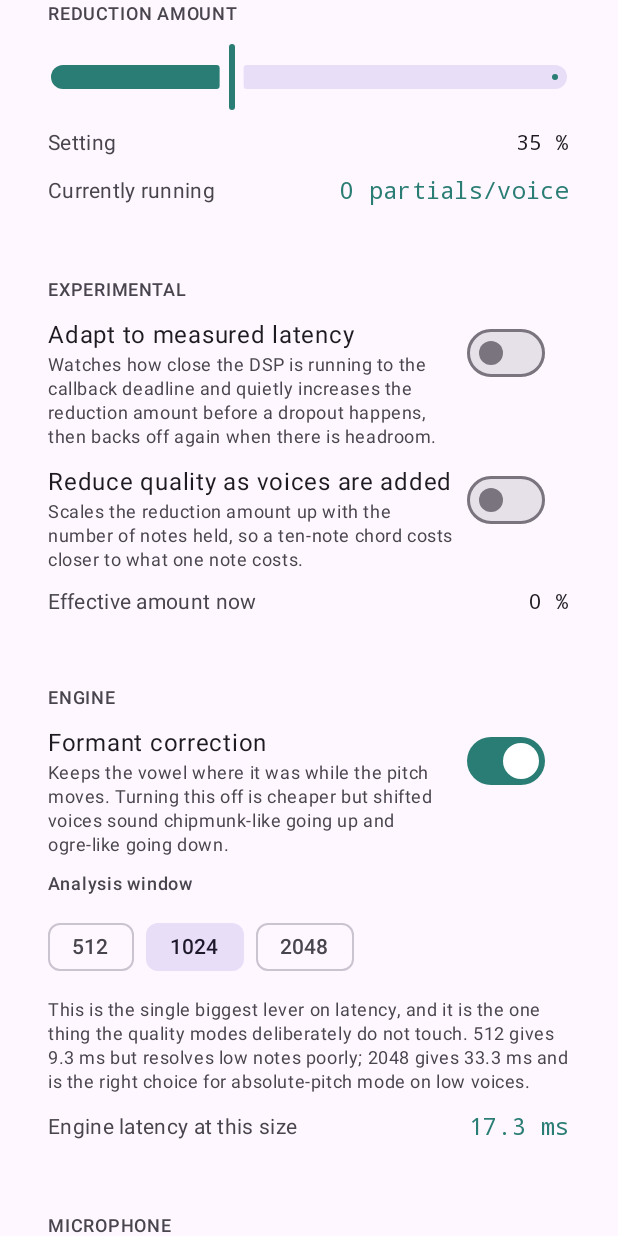
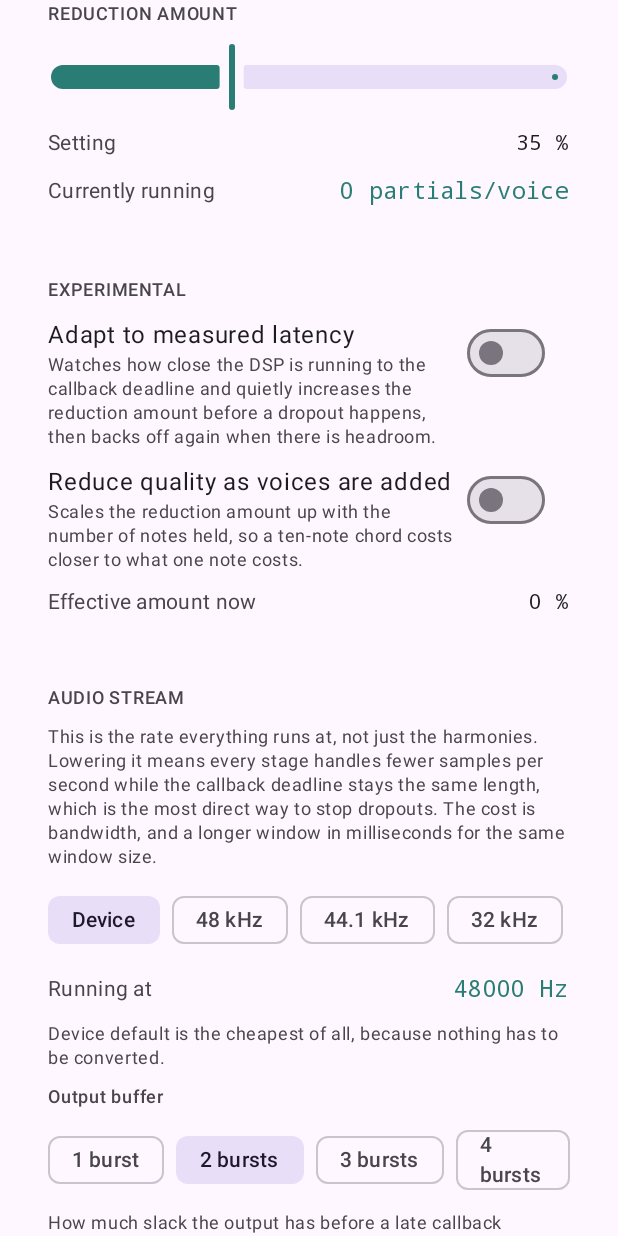
Before and after one commit to dylancleverdon/harmonizer-app, an Android app built with Jetpack Compose: the composable SettingsScreen shown on its own in the app's theme, scrolled down 576 dp, on a phone screen of 412 x 824 dp. Run offline under Robolectric (Android 15) with nearby library versions, the phone set to English and light mode, and no system bars; 1 statement that could not run was skipped.

Commit message:
Make the audio stream rate and output buffer adjustable
The existing sample-rate quality mode only lowered the internal rate of the wet
path; the streams still ran at the device rate and were resampled back up, so it
reduced DSP work but did nothing for the I/O or the callback deadline.

Adds two controls over the stream itself:

- Stream rate (device default, 48/44.1/32/24/16 kHz). Everything runs at this
  rate, so every stage handles proportionally fewer samples per second while the
  burst stays the same length in milliseconds. Device default asks for nothing
  and converts nothing, so it remains the cheapest option.
- Output buffer, 1 to 4 bursts. Previously hardcoded at two. This is the direct
  trade of milliseconds against tolerance for a late callback, and the first
  thing to reach for when a big chord crackles.

Both are baked into the open streams, so changing either reopens them.

A lower stream rate makes a fixed-size analysis window last proportionally
longer, which the previous UI could not compensate for because it only offered
windows down to 512. The engine already supported 256, so that is now
selectable: 5.3 ms at 48 kHz, and enough to hold latency steady when the rate is
halved. The latency figures in Settings were hardcoded to 48 kHz and would have
been off by double at 24 kHz; they now follow the rate actually running, and the
screen says when the window and the rate are working against each other.

Tested across every selectable rate, at the smallest window, and at the corner
where 16 kHz meets maximum internal reduction. 80 checks passing.

Co-Authored-By: Claude Opus 5 <noreply@anthropic.com>
Claude-Session: https://claude.ai/code/session_01MmR3N2fH3142is8awWNKCQ

```diff
--- a/app/src/main/java/com/dylan/harmonizer/ui/SettingsScreen.kt
+++ b/app/src/main/java/com/dylan/harmonizer/ui/SettingsScreen.kt
@@ -1,6 +1,7 @@
 package com.dylan.harmonizer.ui
 
 import androidx.compose.foundation.clickable
+import androidx.compose.foundation.horizontalScroll
 import androidx.compose.foundation.layout.Arrangement
 import androidx.compose.foundation.layout.Column
 import androidx.compose.foundation.layout.Row
@@ -25,11 +26,14 @@ import androidx.compose.ui.unit.dp
 import com.dylan.harmonizer.HarmonizerViewModel
 import com.dylan.harmonizer.NativeBridge
 import com.dylan.harmonizer.QualityMode
+import com.dylan.harmonizer.StreamRate
 
 @Composable
 fun SettingsScreen(vm: HarmonizerViewModel, onBack: () -> Unit) {
     val settings by vm.settings.collectAsState()
     val metrics by vm.metrics.collectAsState()
+    // Fall back to 48 kHz for the previews before a stream has ever been opened.
+    val rate = if (metrics.sampleRate > 0) metrics.sampleRate else 48000
 
     Column(
         Modifier
@@ -102,6 +106,96 @@ fun SettingsScreen(vm: HarmonizerViewModel, onBack: () -> Unit) {
             StatRow("Effective amount now", "${(metrics.effectiveQuality * 100).toInt()} %")
         }
 
+        // --- the audio stream itself, as opposed to the wet path ------------
+        SectionCard("Audio stream") {
+            Text(
+                "This is the rate everything runs at, not just the harmonies. Lowering it " +
+                    "means every stage handles fewer samples per second while the callback " +
+                    "deadline stays the same length, which is the most direct way to stop " +
+                    "dropouts. The cost is bandwidth, and a longer window in milliseconds " +
+                    "for the same window size.",
+                style = MaterialTheme.typography.bodySmall,
+                color = MaterialTheme.colorScheme.onSurfaceVariant
+            )
+            Row(
+                Modifier.horizontalScroll(rememberScrollState()),
+                horizontalArrangement = Arrangement.spacedBy(8.dp)
+            ) {
+                StreamRate.entries.forEach { option ->
+                    FilterChip(
+                        selected = settings.streamRate == option,
+                        onClick = { vm.update { it.copy(streamRate = option) } },
+                        label = { Text(option.title) }
+                    )
+                }
+            }
+            StatRow(
+                "Running at",
+                if (metrics.sampleRate > 0) "${metrics.sampleRate} Hz" else "--",
+                emphasis = true
+            )
+            if (settings.streamRate != StreamRate.DEVICE &&
+                metrics.sampleRate > 0 && metrics.sampleRate != settings.streamRate.hz
+            ) {
+                Text(
+                    "The device would not open at ${settings.streamRate.hz} Hz, so it is " +
+                        "running at ${metrics.sampleRate} Hz instead.",
+                    style = MaterialTheme.typography.bodySmall,
+                    color = MaterialTheme.colorScheme.tertiary
+                )
+            }
+            Text(
+                "Device default is the cheapest of all, because nothing has to be converted.",
+                style = MaterialTheme.typography.bodySmall,
+                color = MaterialTheme.colorScheme.onSurfaceVariant
+            )
+
+            Text(
+                "Output buffer",
+                style = MaterialTheme.typography.labelMedium,
+                color = MaterialTheme.colorScheme.onSurfaceVariant
+            )
+            Row(horizontalArrangement = Arrangement.spacedBy(8.dp)) {
+                listOf(1, 2, 3, 4).forEach { n ->
+                    FilterChip(
+                        selected = settings.bufferBursts == n,
+                        onClick = { vm.update { it.copy(bufferBursts = n) } },
+                        label = { Text(if (n == 1) "1 burst" else "$n bursts") }
+                    )
+                }
+            }
+            Text(
+                "How much slack the output has before a late callback becomes an audible " +
+                    "gap. 1 is the tightest and the least forgiving; raise it if you hear " +
+                    "crackle under a big chord. Each burst costs about " +
+                    (if (metrics.burstFrames > 0 && metrics.sampleRate > 0)
+                        "%.1f ms".format(metrics.burstFrames * 1000f / metrics.sampleRate)
+                     else "one burst") + " of latency.",
+                style = MaterialTheme.typography.bodySmall,
+                color = MaterialTheme.colorScheme.onSurfaceVariant
+            )
+            StatRow(
+                "Buffer / burst",
+                if (metrics.burstFrames > 0)
+                    "${metrics.bufferFrames} / ${metrics.burstFrames} frames"
+                else "--"
+            )
+            StatRow("Dropouts since start", metrics.xRuns.toString())
+            if (metrics.xRuns > 0) {
+                Text(
+                    "Dropouts are being counted. Raise the buffer, lower the stream rate, or " +
+                        "push the reduction amount up until this stops climbing.",
+                    style = MaterialTheme.typography.bodySmall,
+                    color = MaterialTheme.colorScheme.tertiary
+                )
+            }
+            Text(
+                "Changing either of these reopens the audio streams, so there is a brief gap.",
+                style = MaterialTheme.typography.bodySmall,
+                color = MaterialTheme.colorScheme.onSurfaceVariant
+            )
+        }
+
         // --- engine -----------------------------------------------------------
         SectionCard("Engine") {
             ToggleRow(
@@ -118,8 +212,11 @@ fun SettingsScreen(vm: HarmonizerViewModel, onBack: () -> Unit) {
                 style = MaterialTheme.typography.labelMedium,
                 color = MaterialTheme.colorScheme.onSurfaceVariant
             )
-            Row(horizontalArrangement = Arrangement.spacedBy(8.dp)) {
-                listOf(512, 1024, 2048).forEach { size ->
+            Row(
+                Modifier.horizontalScroll(rememberScrollState()),
+                horizontalArrangement = Arrangement.spacedBy(8.dp)
+            ) {
+                listOf(256, 512, 1024, 2048).forEach { size ->
                     FilterChip(
                         selected = settings.fftSize == size,
                         onClick = { vm.update { it.copy(fftSize = size) } },
@@ -130,13 +227,26 @@ fun SettingsScreen(vm: HarmonizerViewModel, onBack: () -> Unit) {
             Text(
                 "This is the single biggest lever on latency, and it is the one thing the " +
                     "quality modes deliberately do not touch. " +
-                    "512 gives ${engineLatency(512)} ms but resolves low notes poorly; " +
-                    "2048 gives ${engineLatency(2048)} ms and is the right choice for " +
+                    "256 gives ${engineLatency(256, rate)} ms but resolves low notes poorly; " +
+                    "2048 gives ${engineLatency(2048, rate)} ms and is the right choice for " +
                     "absolute-pitch mode on low voices.",
                 style = MaterialTheme.typography.bodySmall,
                 color = MaterialTheme.colorScheme.onSurfaceVariant
             )
-            StatRow("Engine latency at this size", "${engineLatency(settings.fftSize)} ms", emphasis = true)
+            StatRow(
+                "Engine latency at this size",
+                "${engineLatency(settings.fftSize, rate)} ms",
+                emphasis = true
+            )
+            if (rate < 44100) {
+                Text(
+                    "At $rate Hz a window of ${settings.fftSize} samples lasts longer in " +
+                        "milliseconds than it would at 48 kHz. Drop the window size a step to " +
+                        "win that time back.",
+                    style = MaterialTheme.typography.bodySmall,
+                    color = MaterialTheme.colorScheme.tertiary
+                )
+            }
         }
 
         SectionCard("Microphone") {
@@ -243,6 +353,10 @@ private fun ToggleRow(
     }
 }
 
-/** Mirrors the engine's own latency formula: (3/4 * window + resampler) / rate. */
-private fun engineLatency(fftSize: Int): String =
-    "%.1f".format((fftSize * 0.75f + 63f) / 48000f * 1000f)
+/**
+ * Mirrors the engine's own latency formula: (3/4 * window + resampler) / rate.
+ * The rate is a parameter rather than a constant because the stream rate is now
+ * adjustable, and quoting 48 kHz figures at 24 kHz would be off by double.
+ */
+private fun engineLatency(fftSize: Int, sampleRate: Int): String =
+    "%.1f".format((fftSize * 0.75f + 63f) / sampleRate.toFloat() * 1000f)
```
Also changed, not shown: app/src/main/java/com/dylan/harmonizer/HarmonizerViewModel.kt (+9 -2 lines), app/src/main/java/com/dylan/harmonizer/NativeBridge.kt (+17 -4 lines), app/src/main/java/com/dylan/harmonizer/Settings.kt (+33 -2 lines), 6 other files.
